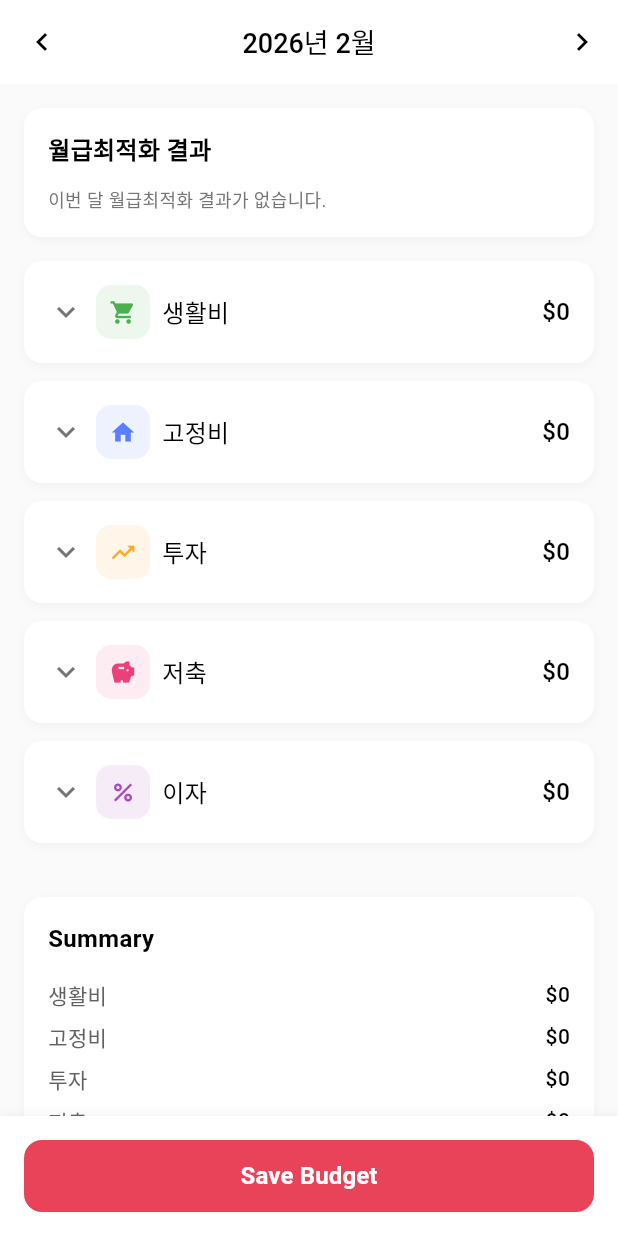
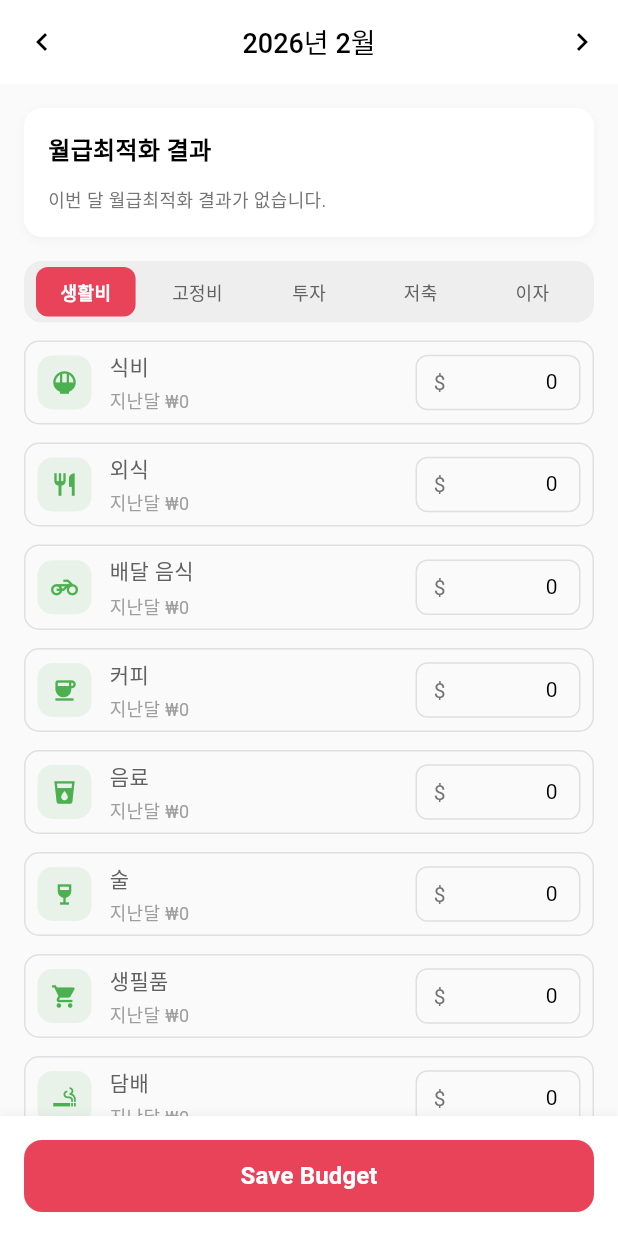
Before and after one commit to MiracleMoney/SYLSYM, a Flutter app: the BudgetScreen screen opened directly, on a phone screen of 412 x 824 dp. Run offline on Flutter 3.47's test engine with Material 3 defaults, Android fonts, the phone set to English and light mode, and no system bars; our stand-ins replace cloud_firestore, device_preview, firebase_auth, firebase_core, firebase_crashlytics, google_fonts and 3 more; accounts and stored records are empty; Roboto replaces fonts that are missing (Gmarket_sans); statements that could not run were skipped.

Commit message:
카테고리를 한 행에 배치 함

```diff
--- a/lib/features/budget/presentation/screens/budget_screen.dart
+++ b/lib/features/budget/presentation/screens/budget_screen.dart
@@ -19,14 +19,9 @@ class _BudgetScreenState extends State<BudgetScreen>
   SalaryResultData? _salaryResult;
   bool _isSalaryLoading = false;
 
-  // 카테고리별 확장 상태
-  final Map<String, bool> _expandedCategories = {
-    '생활비': false,
-    '고정비': false,
-    '투자': false,
-    '저축': false,
-    '이자': false,
-  };
+  final List<String> _categoryOrder = const ['생활비', '고정비', '투자', '저축', '이자'];
+
+  String _selectedCategory = '생활비';
 
   // 카테고리별 예산 데이터
   final Map<String, Map<String, TextEditingController>> _budgetControllers = {
@@ -325,9 +320,9 @@ class _BudgetScreenState extends State<BudgetScreen>
               children: [
                 _buildSalaryAllocationSection(),
                 const SizedBox(height: 16),
-                ..._budgetControllers.keys.map((category) {
-                  return _buildCategorySection(category);
-                }),
+                _buildCategorySelectorRow(),
+                const SizedBox(height: 12),
+                _buildSelectedCategoryItems(),
                 const SizedBox(height: 24),
                 _buildSummarySection(),
               ],
@@ -339,106 +334,71 @@ class _BudgetScreenState extends State<BudgetScreen>
     );
   }
 
-  Widget _buildCategorySection(String category) {
-    final isExpanded = _expandedCategories[category] ?? false;
-    final categoryTotal = _getCategoryTotal(category);
-
+  Widget _buildCategorySelectorRow() {
     return Container(
-      margin: const EdgeInsets.only(bottom: 12),
+      width: double.infinity,
+      padding: const EdgeInsets.all(4),
       decoration: BoxDecoration(
-        color: Colors.white,
+        color: Colors.grey.shade200,
         borderRadius: BorderRadius.circular(12),
-        boxShadow: [
-          BoxShadow(
-            color: Colors.grey.withOpacity(0.1),
-            blurRadius: 4,
-            offset: const Offset(0, 2),
-          ),
-        ],
       ),
-      child: Column(
-        children: [
-          InkWell(
-            onTap: () {
-              setState(() {
-                _expandedCategories[category] = !isExpanded;
-              });
-            },
+      child: Row(
+        children: _categoryOrder.map((category) {
+          final isSelected = category == _selectedCategory;
+          return Expanded(
             child: Padding(
-              padding: const EdgeInsets.all(16),
-              child: Row(
-                children: [
-                  Icon(
-                    isExpanded
-                        ? Icons.keyboard_arrow_up
-                        : Icons.keyboard_arrow_down,
-                    color: Colors.grey.shade600,
-                  ),
-                  const SizedBox(width: 8),
-                  Container(
-                    width: 36,
-                    height: 36,
+              padding: const EdgeInsets.symmetric(horizontal: 4),
+              child: Material(
+                color: Colors.transparent,
+                child: InkWell(
+                  onTap: () {
+                    setState(() {
+                      _selectedCategory = category;
+                    });
+                  },
+                  borderRadius: BorderRadius.circular(8),
+                  child: AnimatedContainer(
+                    duration: const Duration(milliseconds: 140),
+                    curve: Curves.easeInOut,
+                    padding: const EdgeInsets.symmetric(vertical: 8),
                     decoration: BoxDecoration(
-                      color: _getCategoryColor(category).withOpacity(0.1),
-                      borderRadius: BorderRadius.circular(10),
+                      color: isSelected
+                          ? const Color(0xFFE9435A)
+                          : Colors.grey.shade200,
+                      borderRadius: BorderRadius.circular(8),
                     ),
-                    child: Icon(
-                      _getCategoryIcon(category),
-                      color: _getCategoryColor(category),
-                      size: 18,
-                    ),
-                  ),
-                  const SizedBox(width: 8),
-                  Expanded(
+                    alignment: Alignment.center,
                     child: Text(
                       category,
                       style: TextStyle(
                         fontFamily: 'Gmarket_sans',
-                        fontWeight: FontWeight.w500,
-                        fontSize: Sizes.size16,
-                        color: Colors.black,
+                        fontWeight: isSelected
+                            ? FontWeight.w700
+                            : FontWeight.w500,
+                        fontSize: Sizes.size12,
+                        color: isSelected ? Colors.white : Colors.grey.shade700,
                       ),
                     ),
                   ),
-                  Text(
-                    '\$${NumberFormat('#,###').format(categoryTotal.toInt())}',
-                    style: TextStyle(
-                      fontFamily: 'Gmarket_sans',
-                      fontWeight: FontWeight.w500,
-                      fontSize: Sizes.size16,
-                      color: Colors.black,
-                    ),
-                  ),
-                ],
+                ),
               ),
             ),
-          ),
-          AnimatedSize(
-            duration: const Duration(milliseconds: 500),
-            curve: Curves.easeInOut,
-            child: isExpanded
-                ? Container(
-                    padding: const EdgeInsets.only(
-                      left: 16,
-                      right: 16,
-                      bottom: 16,
-                    ),
-                    child: Column(
-                      children: _budgetControllers[category]!.entries.map((
-                        entry,
-                      ) {
-                        return _buildBudgetItem(
-                          category,
-                          entry.key,
-                          entry.value,
-                        );
-                      }).toList(),
-                    ),
-                  )
-                : const SizedBox.shrink(),
-          ),
-        ],
+          );
+        }).toList(),
       ),
+    );
+  }
+
+  Widget _buildSelectedCategoryItems() {
+    final items = _budgetControllers[_selectedCategory];
+    if (items == null || items.isEmpty) {
+      return const SizedBox.shrink();
+    }
+
+    return Column(
+      children: items.entries.map((entry) {
+        return _buildBudgetItem(_selectedCategory, entry.key, entry.value);
+      }).toList(),
     );
   }
 
```
